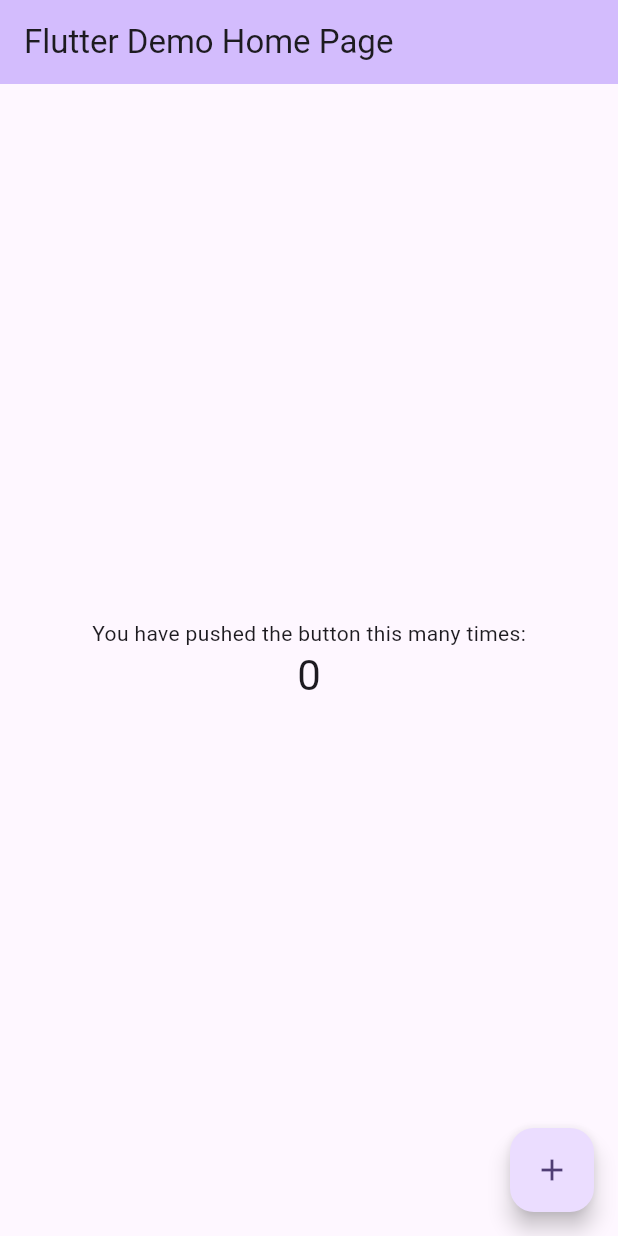
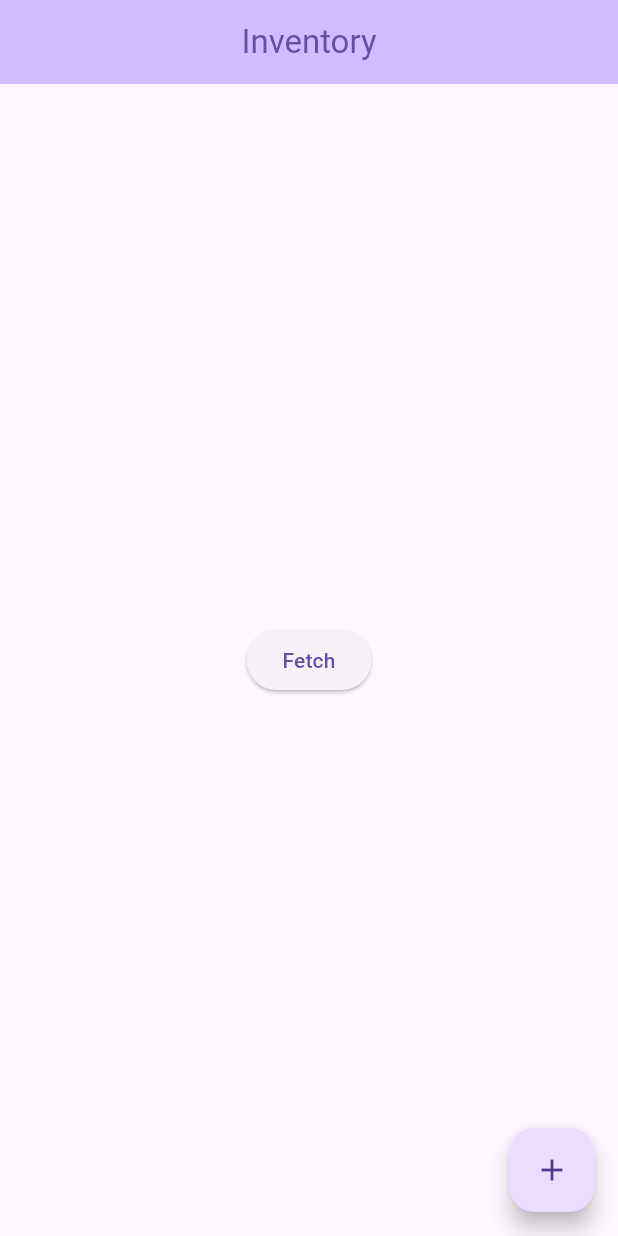
Before and after one commit to Mwansa-1/Inventory_System, a Flutter app: the screen it shows after launch, on a phone screen of 412 x 824 dp. Run offline on Flutter 3.47's test engine with Material 3 defaults, Android fonts, the phone set to English and light mode, and no system bars; our stand-ins replace camera; missing offline and left inert: barcode_scan2.

Commit message:
2nd Commit

```diff
--- a/inventory_system/lib/main.dart
+++ b/inventory_system/lib/main.dart
@@ -1,4 +1,6 @@
 import 'package:flutter/material.dart';
+import 'add.dart';
+import 'fetch.dart';
 
 void main() {
   runApp(const MyApp());
@@ -6,47 +8,18 @@ void main() {
 
 class MyApp extends StatelessWidget {
   const MyApp({super.key});
-
-  // This widget is the root of your application.
   @override
   Widget build(BuildContext context) {
     return MaterialApp(
-      title: 'Flutter Demo',
-      theme: ThemeData(
-        // This is the theme of your application.
-        //
-        // TRY THIS: Try running your application with "flutter run". You'll see
-        // the application has a purple toolbar. Then, without quitting the app,
-        // try changing the seedColor in the colorScheme below to Colors.green
-        // and then invoke "hot reload" (save your changes or press the "hot
-        // reload" button in a Flutter-supported IDE, or press "r" if you used
-        // the command line to start the app).
-        //
-        // Notice that the counter didn't reset back to zero; the application
-        // state is not lost during the reload. To reset the state, use hot
-        // restart instead.
-        //
-        // This works for code too, not just values: Most code changes can be
-        // tested with just a hot reload.
-        colorScheme: ColorScheme.fromSeed(seedColor: Colors.deepPurple),
-        useMaterial3: true,
-      ),
-      home: const MyHomePage(title: 'Flutter Demo Home Page'),
+      debugShowCheckedModeBanner: false,
+      title: 'Inventory',
+      home: const MyHomePage(title: 'Inventory'),
     );
   }
 }
 
 class MyHomePage extends StatefulWidget {
   const MyHomePage({super.key, required this.title});
-
-  // This widget is the home page of your application. It is stateful, meaning
-  // that it has a State object (defined below) that contains fields that affect
-  // how it looks.
-
-  // This class is the configuration for the state. It holds the values (in this
-  // case the title) provided by the parent (in this case the App widget) and
-  // used by the build method of the State. Fields in a Widget subclass are
-  // always marked "final".
 
   final String title;
 
@@ -55,71 +28,37 @@ class MyHomePage extends StatefulWidget {
 }
 
 class _MyHomePageState extends State<MyHomePage> {
-  int _counter = 0;
-
-  void _incrementCounter() {
-    setState(() {
-      // This call to setState tells the Flutter framework that something has
-      // changed in this State, which causes it to rerun the build method below
-      // so that the display can reflect the updated values. If we changed
-      // _counter without calling setState(), then the build method would not be
-      // called again, and so nothing would appear to happen.
-      _counter++;
-    });
-  }
-
   @override
   Widget build(BuildContext context) {
-    // This method is rerun every time setState is called, for instance as done
-    // by the _incrementCounter method above.
-    //
-    // The Flutter framework has been optimized to make rerunning build methods
-    // fast, so that you can just rebuild anything that needs updating rather
-    // than having to individually change instances of widgets.
     return Scaffold(
       appBar: AppBar(
-        // TRY THIS: Try changing the color here to a specific color (to
-        // Colors.amber, perhaps?) and trigger a hot reload to see the AppBar
-        // change color while the other colors stay the same.
         backgroundColor: Theme.of(context).colorScheme.inversePrimary,
-        // Here we take the value from the MyHomePage object that was created by
-        // the App.build method, and use it to set our appbar title.
-        title: Text(widget.title),
+        title: Text(widget.title,
+            style: TextStyle(color: Theme.of(context).colorScheme.primary)),
+        centerTitle: true,
       ),
       body: Center(
-        // Center is a layout widget. It takes a single child and positions it
-        // in the middle of the parent.
         child: Column(
-          // Column is also a layout widget. It takes a list of children and
-          // arranges them vertically. By default, it sizes itself to fit its
-          // children horizontally, and tries to be as tall as its parent.
-          //
-          // Column has various properties to control how it sizes itself and
-          // how it positions its children. Here we use mainAxisAlignment to
-          // center the children vertically; the main axis here is the vertical
-          // axis because Columns are vertical (the cross axis would be
-          // horizontal).
-          //
-          // TRY THIS: Invoke "debug painting" (choose the "Toggle Debug Paint"
-          // action in the IDE, or press "p" in the console), to see the
-          // wireframe for each widget.
           mainAxisAlignment: MainAxisAlignment.center,
           children: <Widget>[
-            const Text(
-              'You have pushed the button this many times:',
-            ),
-            Text(
-              '$_counter',
-              style: Theme.of(context).textTheme.headlineMedium,
-            ),
+            ElevatedButton(
+              onPressed: () {
+                // navigate to add product page
+                // use navigator.push
+                MaterialPageRoute(builder: (context) => AddPage());
+              },
+              child: Text("Fetch"),
+            )
           ],
         ),
       ),
       floatingActionButton: FloatingActionButton(
-        onPressed: _incrementCounter,
-        tooltip: 'Increment',
+        onPressed: () {
+          // navigate to add product page
+          MaterialPageRoute(builder: (context) => AddPage());
+        },
         child: const Icon(Icons.add),
-      ), // This trailing comma makes auto-formatting nicer for build methods.
+      ),
     );
   }
 }
--- a/inventory_system/pubspec.yaml
+++ b/inventory_system/pubspec.yaml
@@ -38,6 +38,8 @@ dependencies:
   go_router: ^14.3.0
   camera: ^0.11.0+2
   simple_barcode_scanner: ^0.1.1
+  barcode_scan2: ^4.3.3
+  http: ^1.2.2
 
 dev_dependencies:
   flutter_test:
```
Also changed, not shown: inventory_system/lib/add.dart (+55 -0 lines), inventory_system/lib/api_service.dart (added, +36 -0 lines), inventory_system/lib/backend/fetchApi.dart (+39 -0 lines), inventory_system/lib/fetch.dart (+37 -0 lines), inventory_system/lib/product_details.dart (+24 -0 lines), inventory_system/pubspec.lock.
